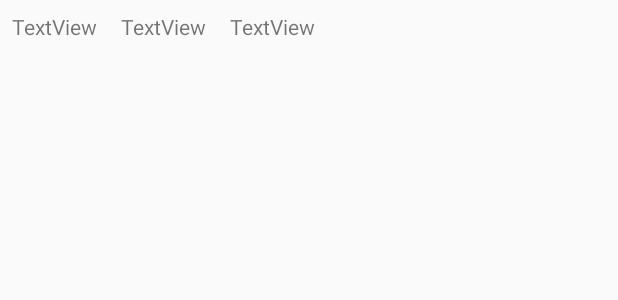
After one commit to moh4med/PlayGround, an Android app: the layout user_item.xml on its own in the app's theme, with its tools: preview values and no code run, on a phone screen of 412 x 824 dp. The commit adds this screen. Shown: the top 300 px of the screen. Run offline under Robolectric (Android 15) with nearby library versions, the phone set to English and light mode, and no system bars.

Commit message:
list all the users in list view.

```diff
--- a/app/src/main/AndroidManifest.xml
+++ b/app/src/main/AndroidManifest.xml
@@ -1,7 +1,10 @@
 <?xml version="1.0" encoding="utf-8"?>
 <manifest xmlns:android="http://schemas.android.com/apk/res/android"
     package="com.example.mohamed.playground">
-    <uses-permission android:name="android.permission.INTERNET"></uses-permission>
+    <uses-permission android:name="android.permission.INTERNET" />
+    <uses-permission android:name="android.permission.ACCESS_NETWORK_STATE" />
+    <uses-permission android:name="android.permission.ACCESS_WIFI_STATE" />
+
     <application
         android:allowBackup="true"
         android:icon="@mipmap/ic_launcher"
@@ -16,6 +19,7 @@
                 <category android:name="android.intent.category.LAUNCHER" />
             </intent-filter>
         </activity>
+        <activity android:name=".ListUserActivity"></activity>
     </application>
 
 </manifest>
--- a/app/src/main/res/layout/activity_main.xml
+++ b/app/src/main/res/layout/activity_main.xml
@@ -33,6 +33,12 @@
         android:layout_height="wrap_content"
         android:text="Login"
         android:onClick="btn_login_onClick"/>
+    <Button
+        android:id="@+id/btn_list"
+        android:layout_width="match_parent"
+        android:layout_height="wrap_content"
+        android:text="list"
+        android:onClick="btn_list_onClick"/>
     <TextView
         android:id="@+id/tv_result"
         android:layout_width="wrap_content"
--- /dev/null
+++ b/app/src/main/res/layout/user_item.xml
@@ -0,0 +1,26 @@
+<?xml version="1.0" encoding="utf-8"?>
+<LinearLayout xmlns:android="http://schemas.android.com/apk/res/android"
+    android:orientation="horizontal" android:layout_width="match_parent"
+    android:layout_height="wrap_content">
+
+    <TextView
+        android:text="TextView"
+        android:layout_width="wrap_content"
+        android:layout_height="wrap_content"
+        android:id="@+id/etUserName"
+        android:layout_margin="8dp"/>
+
+    <TextView
+        android:text="TextView"
+        android:layout_width="wrap_content"
+        android:layout_height="wrap_content"
+        android:id="@+id/etPassword"
+        android:layout_margin="8dp"/>
+
+    <TextView
+        android:text="TextView"
+        android:layout_width="wrap_content"
+        android:layout_height="wrap_content"
+        android:id="@+id/etID"
+        android:layout_margin="8dp"/>
+</LinearLayout>
```
Also changed, not shown: app/src/main/java/com/example/mohamed/playground/ListUserActivity.java (added, +171 -0 lines), app/src/main/java/com/example/mohamed/playground/MainActivity.java (+70 -3 lines), app/src/main/res/layout/activity_list_user.xml (added, +15 -0 lines), libreadjson/src/main/java/com/example/mohamed/libreadjson/myClass.java (+5 -2 lines).
